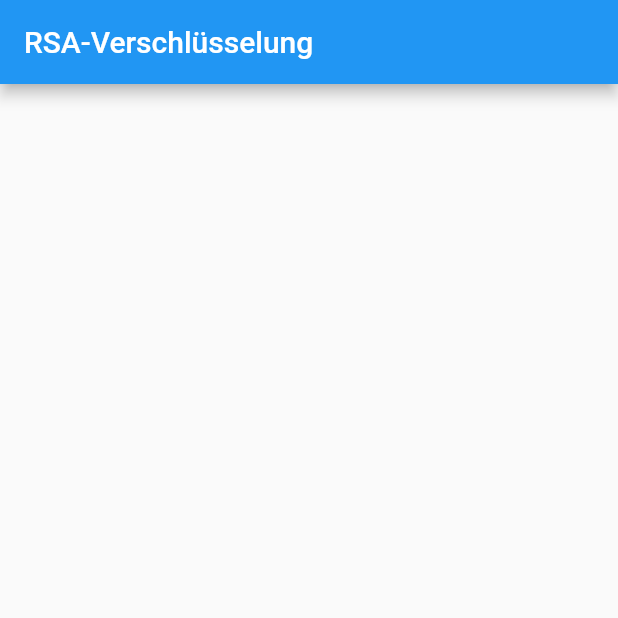
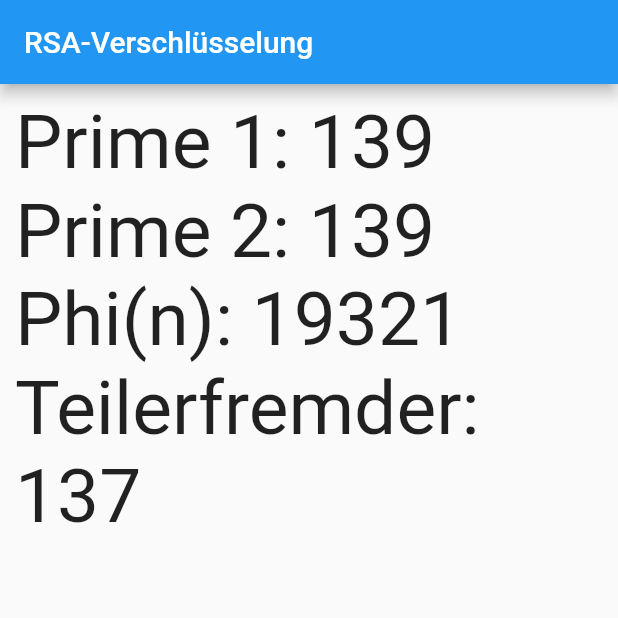
Before and after one commit to berkkan22/rsa_verschluesselung, a Flutter app: the screen it shows after launch, on a phone screen of 412 x 824 dp, the top half of it. Run offline on Flutter 3.47's test engine with Material 2 defaults, Android fonts, the phone set to English and light mode, and no system bars.

Commit message:
output on dislplay

```diff
--- a/lib/main.dart
+++ b/lib/main.dart
@@ -27,9 +27,15 @@ class _MyApp extends State<MyApp> {
           title: Text('RSA-Verschlüsselung'),
           // TODO: print public key, private key... (show in app)
         ),
-        body: Center(
-            // child: Text(a),
-            ),
+        body: Column(
+          children: [
+            Container(
+              margin: EdgeInsets.all(10.0),
+              child: Text(rsa_Verschuesselung(),
+                  style: TextStyle(fontSize: 50)),
+            )
+          ],
+        ),
       ),
     );
   }
@@ -48,4 +54,18 @@ rsa_Verschuesselung() {
   print('Prime 1: $prime1');
   print('Prime 2: $prime2');
   print('Phi(n): $phiVonN');
+
+  String getdata = 'Prime 1: ' +
+      prime1.toString() +
+      '\n' +
+      'Prime 2: ' +
+      prime2.toString() +
+      '\n' +
+      'Phi(n): ' +
+      n.toString() +
+      '\n' +
+      'Teilerfremder: ' +
+      e.toString();
+
+  return getdata;
 }
```
